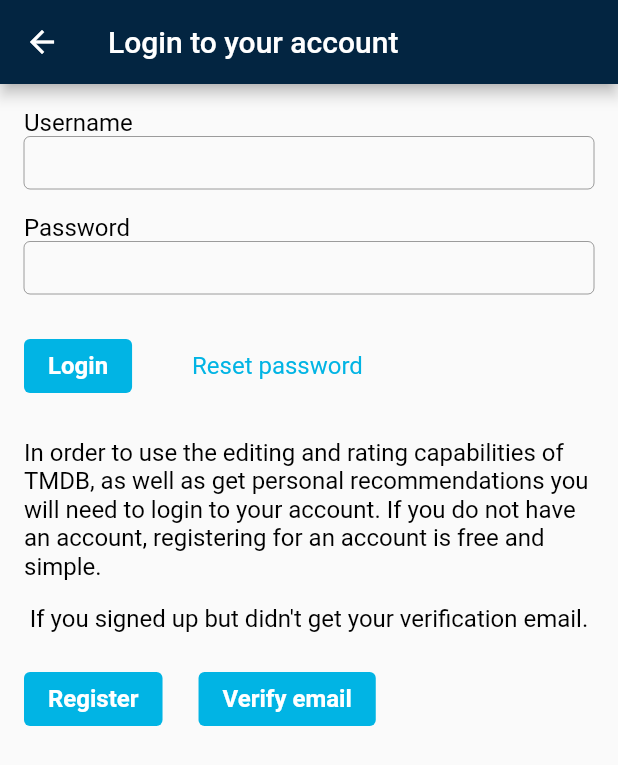
After one commit to jstAga/startFlutter, a Flutter app: the Auth screen opened by its route, on a phone screen of 412 x 824 dp. The commit adds this screen. Shown: the top 765 px of the screen. Run offline on Flutter 3.47's test engine with Material 2 defaults, Android fonts, the phone set to English and light mode, and no system bars.

Commit message:
theMovieDb authScreen

```diff
--- a/lib/App.dart
+++ b/lib/App.dart
@@ -3,6 +3,7 @@ import 'package:start_flutter/ui/Home.dart';
 import 'package:start_flutter/ui/geekTech/2month/hw6m2.dart';
 import 'package:start_flutter/ui/geekTech/2month/hw7m2.dart';
 import 'package:start_flutter/ui/others/telegram_settings.dart';
+import 'package:start_flutter/ui/others/theMovieDB/auth.dart';
 
 class App extends StatelessWidget {
   const App({super.key});
@@ -13,6 +14,7 @@ class App extends StatelessWidget {
     const Hw6m2 hw6m2 = Hw6m2();
     const Hw7m2 hw7m2 = Hw7m2();
     TelegramSettings telegramSettings = TelegramSettings();
+    Auth authTheMovieDb = const Auth();
     return MaterialApp(
         title: 'Flutter Demo',
         debugShowCheckedModeBanner: false,
@@ -22,6 +24,7 @@ class App extends StatelessWidget {
           "/hw6m2": (context) => hw6m2,
           "/hw7m2": (context) => hw7m2,
           "/telegramSettings": (context) => telegramSettings,
+          "/authTheMovieDB": (context) => authTheMovieDb,
         });
   }
 }
--- a/lib/ui/Home.dart
+++ b/lib/ui/Home.dart
@@ -44,7 +44,12 @@ class Home extends StatelessWidget {
                     onPressed: () {
                       Navigator.pushNamed(context, "/telegramSettings");
                     },
-                    child: const Text("telegramSettings"))
+                    child: const Text("telegramSettings")),
+                TextButton(
+                    onPressed: () {
+                      Navigator.pushNamed(context, "/authTheMovieDB");
+                    },
+                    child: const Text("authTheMovieDB"))
               ],
             )
           ],
--- a/lib/ui/geekTech/utils/Constants.dart
+++ b/lib/ui/geekTech/utils/Constants.dart
@@ -1,5 +1,6 @@
 import 'dart:ui';
 
+import 'package:flutter/material.dart';
 import 'package:start_flutter/ui/geekTech/utils/Ext.dart';
 
 class Constants {
@@ -11,4 +12,39 @@ class Constants {
 
   //Telegram Settings
   static final Color telegramBackground = HexColor.fromHex("#E9EBF0");
+
+  //The Movie DB
+  static const String theMovieDbAuthAppBar = "Login to your account";
+  static const Color theMovieDbBackground = Color.fromRGBO(3, 37, 65, 1);
+  static const Color theMovieDbBlue = Color(0xFF01B4E4);
+
+  static const String theMovieDbHeader1 =
+      "In order to use the editing and rating capabilities of TMDB, as well as get personal recommendations you will need to login to your account. If you do not have an account, registering for an account is free and simple.";
+  static const String theMovieDbHeader2 =
+      "If you signed up but didn't get your verification email.";
+  static const String theMovieDbUsername = "Username";
+  static const String theMovieDbPassword = "Password";
+  static const String theMovieDbLogin = "Login";
+  static const String theMovieDbResetPassword = "Reset password";
+  static const String theMovieDbRegister = "Register";
+  static const String theMovieDbVerifyEmail = "Verify email";
+  static const String theMovieDb = "";
+
+  static final ButtonStyle baseTheMovieDbButton = ButtonStyle(
+      padding: MaterialStateProperty.all(
+          const EdgeInsets.symmetric(vertical: 8, horizontal: 16)),
+      textStyle: MaterialStateProperty.all(
+          const TextStyle(fontSize: 16, fontWeight: FontWeight.bold)),
+      backgroundColor: MaterialStateProperty.all(Constants.theMovieDbBlue),
+      foregroundColor: MaterialStateProperty.all(Colors.white));
+
+
+  static final ButtonStyle baseTheMovieDbLinkButton = ButtonStyle(
+      padding: MaterialStateProperty.all(
+          const EdgeInsets.symmetric(vertical: 8, horizontal: 16)),
+      textStyle: MaterialStateProperty.all(const TextStyle(
+        fontSize: 16,
+      )),
+      foregroundColor:
+      MaterialStateProperty.all(Constants.theMovieDbBlue));
 }
--- /dev/null
+++ b/lib/ui/others/theMovieDB/auth.dart
@@ -0,0 +1,147 @@
+import 'package:flutter/material.dart';
+import 'package:start_flutter/ui/geekTech/utils/Constants.dart';
+
+class Auth extends StatefulWidget {
+  const Auth({Key? key}) : super(key: key);
+
+  @override
+  State<Auth> createState() => _AuthState();
+}
+
+class _AuthState extends State<Auth> {
+  @override
+  Widget build(BuildContext context) {
+    return Scaffold(
+        appBar: AppBar(
+            backgroundColor: Constants.theMovieDbBackground,
+            title: const Text(
+              Constants.theMovieDbAuthAppBar,
+            )),
+        body: ListView(
+          padding: const EdgeInsets.all(16),
+          children: const [
+            _LoginForm(),
+            SizedBox(
+              height: 24,
+            ),
+            _MainContainer(),
+          ],
+        ));
+  }
+}
+
+class _MainContainer extends StatelessWidget {
+  const _MainContainer({Key? key}) : super(key: key);
+
+  @override
+  Widget build(BuildContext context) {
+    const TextStyle _textStyle = TextStyle(fontSize: 16, color: Colors.black);
+
+    return Column(
+      children: [
+        const Text(Constants.theMovieDbHeader1, style: _textStyle),
+        const SizedBox(
+          height: 16,
+        ),
+        const Text(Constants.theMovieDbHeader2, style: _textStyle),
+        const SizedBox(
+          height: 20,
+        ),
+        Row(
+          children: [
+            TextButton(
+              onPressed: () {},
+              style: Constants.baseTheMovieDbButton,
+              child: const Text(Constants.theMovieDbRegister),
+            ),
+            const SizedBox(
+              width: 24,
+            ),
+            TextButton(
+              onPressed: () {},
+              style: Constants.baseTheMovieDbButton,
+              child: const Text(Constants.theMovieDbVerifyEmail),
+            )
+          ],
+        )
+      ],
+    );
+  }
+}
+
+class _LoginForm extends StatefulWidget {
+  const _LoginForm({Key? key}) : super(key: key);
+
+  @override
+  State<_LoginForm> createState() => _LoginFormState();
+}
+
+class _LoginFormState extends State<_LoginForm> {
+  final _usernameTextController = TextEditingController();
+  final _passwordTextController = TextEditingController();
+
+  void _auth() {
+    if (_usernameTextController.text == "admin" &&
+        _passwordTextController.text == "admin") {
+      print("ook");
+    } else {
+      print("error");
+    }
+  }
+
+  void _resetPassword() {}
+
+  @override
+  Widget build(BuildContext context) {
+    const TextStyle _textStyle = TextStyle(fontSize: 16, color: Colors.black);
+    const InputDecoration _inputDecoration = InputDecoration(
+        border: OutlineInputBorder(),
+        isCollapsed: true,
+        contentPadding: EdgeInsets.all(8));
+    return Column(
+      crossAxisAlignment: CrossAxisAlignment.start,
+      children: [
+        const Text(
+          Constants.theMovieDbUsername,
+          style: _textStyle,
+        ),
+        TextField(
+          decoration: _inputDecoration,
+          controller: _usernameTextController,
+        ),
+        const SizedBox(
+          height: 16,
+        ),
+        const Text(
+          Constants.theMovieDbPassword,
+          style: _textStyle,
+        ),
+        TextField(
+          decoration: _inputDecoration,
+          obscureText: true,
+          controller: _passwordTextController,
+        ),
+        const SizedBox(
+          height: 24,
+        ),
+        Row(
+          children: [
+            TextButton(
+                style: Constants.baseTheMovieDbButton,
+                onPressed: _auth,
+                child: const Text(
+                  Constants.theMovieDbLogin,
+                )),
+            const SizedBox(width: 24),
+            TextButton(
+                style: Constants.baseTheMovieDbLinkButton,
+                onPressed: _resetPassword,
+                child: const Text(
+                  Constants.theMovieDbResetPassword,
+                )),
+          ],
+        )
+      ],
+    );
+  }
+}
```
